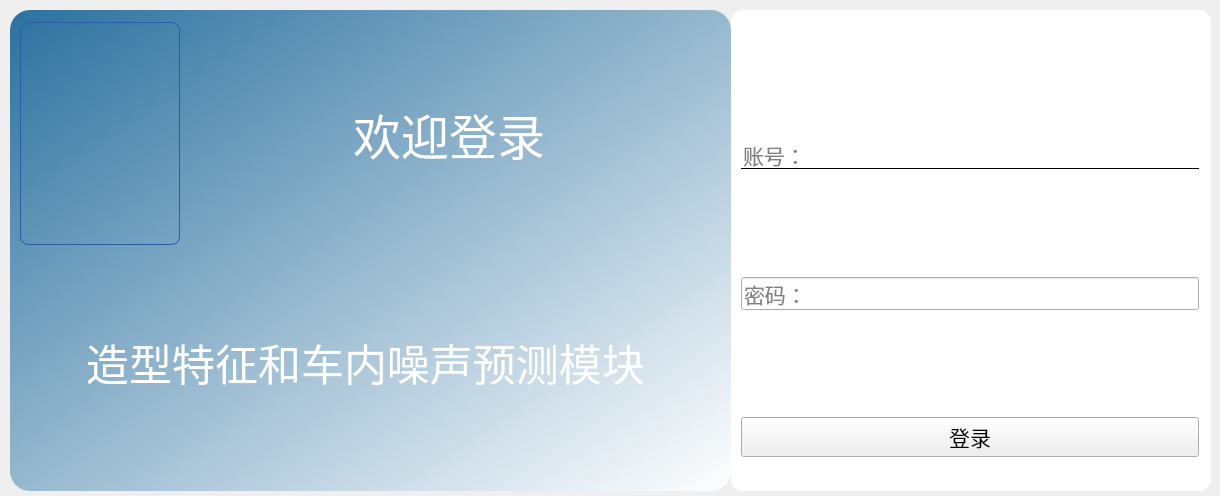
This is login.ui in Gayuys/Wind-noise-UI as Qt 5 draws it before an edit. The edited form follows.
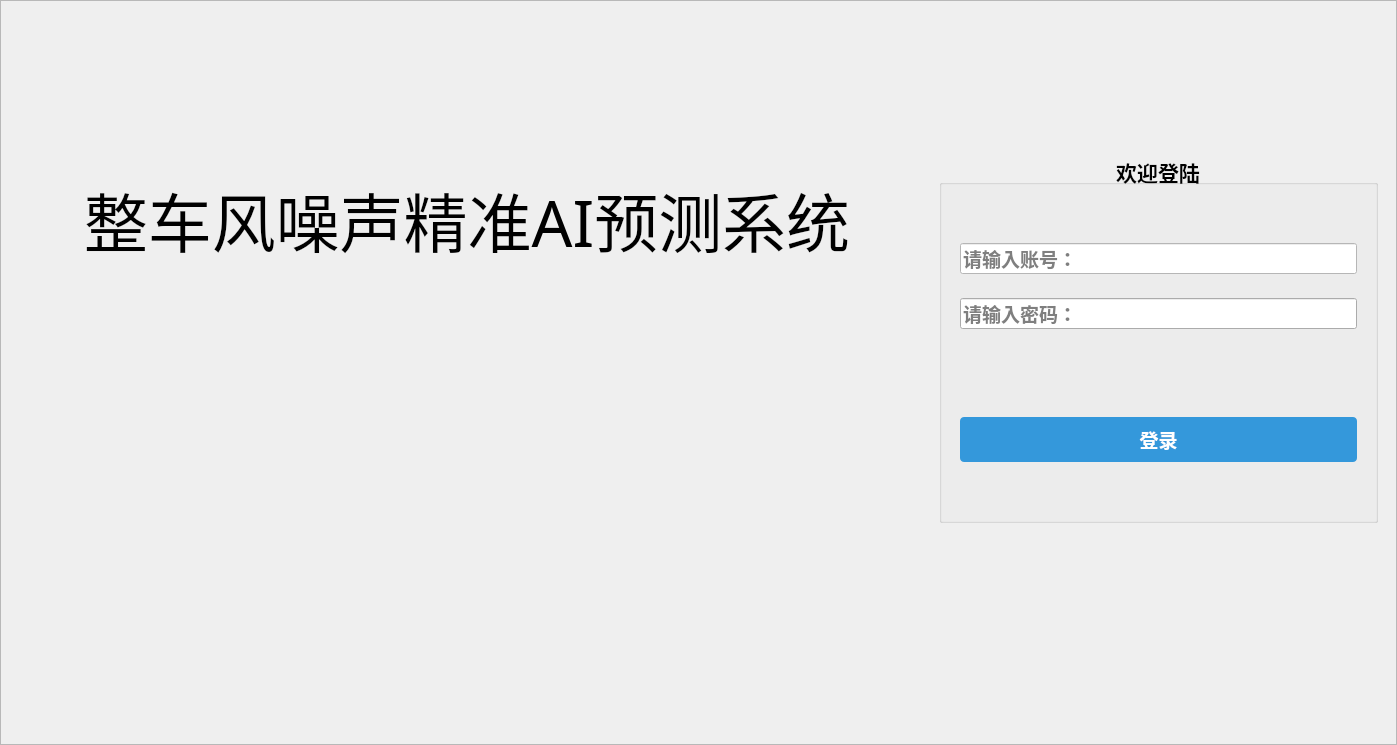
This is the edited form. Icons and pictures are not drawn.

Commit message: 修改了登陆界面

```diff
--- a/login.ui
+++ b/login.ui
@@ -1,218 +1,94 @@
 <?xml version="1.0" encoding="UTF-8"?>
 <ui version="4.0">
- <class>MainWindow</class>
- <widget class="QMainWindow" name="MainWindow">
+ <class>Form</class>
+ <widget class="QWidget" name="Form">
   <property name="geometry">
    <rect>
     <x>0</x>
     <y>0</y>
-    <width>1220</width>
-    <height>496</height>
+    <width>1397</width>
+    <height>745</height>
    </rect>
   </property>
   <property name="windowTitle">
-   <string>MainWindow</string>
+   <string>Form</string>
   </property>
-  <widget class="QWidget" name="centralwidget">
-   <widget class="QWidget" name="layoutWidget">
-    <property name="geometry">
-     <rect>
-      <x>10</x>
-      <y>10</y>
-      <width>1201</width>
-      <height>481</height>
-     </rect>
-    </property>
-    <layout class="QHBoxLayout" name="horizontalLayout" stretch="6,4">
-     <property name="spacing">
-      <number>0</number>
+  <property name="styleSheet">
+   <string notr="true"/>
+  </property>
+  <layout class="QVBoxLayout" name="verticalLayout">
+   <property name="spacing">
+    <number>0</number>
+   </property>
+   <property name="leftMargin">
+    <number>0</number>
+   </property>
+   <property name="topMargin">
+    <number>0</number>
+   </property>
+   <property name="rightMargin">
+    <number>0</number>
+   </property>
+   <property name="bottomMargin">
+    <number>0</number>
+   </property>
+   <item>
+    <widget class="QFrame" name="frame_2">
+     <property name="styleSheet">
+      <string notr="true">QFrame{
+	background-image: url(:/imgs/imgs/登陆背景.png);
+background-repeat: no-repeat;
+    background-position: center;
+    background-size: cover;     /* 填充整个区域，可能裁剪图片 */
+    background-origin: content;
+    background-clip: content; }</string>
      </property>
-     <item>
-      <widget class="QFrame" name="frame">
-       <property name="styleSheet">
-        <string notr="true">#frame{
-    
-	border-radius: 20px;
-    /* 可选：添加边框和背景色让圆角更明显 */
-   
-	background-color: qlineargradient(spread:pad, x1:0, y1:0, x2:1, y2:1, stop:0 rgba(44, 113, 159, 255), stop:1 rgba(255, 255, 255, 255));
-
-}</string>
-       </property>
-       <property name="frameShape">
-        <enum>QFrame::Shape::StyledPanel</enum>
-       </property>
-       <property name="frameShadow">
-        <enum>QFrame::Shadow::Raised</enum>
-       </property>
-       <widget class="QWidget" name="layoutWidget">
-        <property name="geometry">
-         <rect>
-          <x>10</x>
-          <y>12</y>
-          <width>691</width>
-          <height>451</height>
-         </rect>
-        </property>
-        <layout class="QVBoxLayout" name="verticalLayout_3">
+     <property name="frameShape">
+      <enum>QFrame::Shape::StyledPanel</enum>
+     </property>
+     <property name="frameShadow">
+      <enum>QFrame::Shadow::Raised</enum>
+     </property>
+     <layout class="QHBoxLayout" name="horizontalLayout_2" stretch="2,1">
+      <item>
+       <widget class="QWidget" name="widget" native="true">
+        <layout class="QVBoxLayout" name="verticalLayout_6">
          <item>
-          <layout class="QHBoxLayout" name="horizontalLayout_2">
-           <item>
-            <widget class="QLabel" name="label_2">
-             <property name="styleSheet">
-              <string notr="true">border-image: url(:/imgs/imgs/屏幕截图 2025-08-28 100344.png);
-
-    
-	border-radius: 8px;
-    /* 可选：添加边框和背景色让圆角更明显 */
-    border: 1px solid #2a5caa;
-</string>
-             </property>
-             <property name="text">
-              <string/>
-             </property>
-            </widget>
-           </item>
-           <item>
-            <widget class="QLabel" name="label_4">
-             <property name="text">
-              <string/>
-             </property>
-            </widget>
-           </item>
-           <item>
-            <widget class="QLabel" name="label">
-             <property name="font">
-              <font>
-               <pointsize>36</pointsize>
-               <bold>false</bold>
-              </font>
-             </property>
-             <property name="styleSheet">
-              <string notr="true">QLabel {
-    color: white; /* 核心：设置字体颜色为白色 */
-    /* 可选：可同时设置字体大小、加粗等，例如：
-    font-size: 14px; 
-    font-weight: bold;
-    */
-}</string>
-             </property>
-             <property name="text">
-              <string>欢迎登录</string>
-             </property>
-             <property name="alignment">
-              <set>Qt::AlignmentFlag::AlignCenter</set>
-             </property>
-            </widget>
-           </item>
-           <item>
-            <widget class="QLabel" name="label_5">
-             <property name="text">
-              <string/>
-             </property>
-            </widget>
-           </item>
-          </layout>
+          <spacer name="verticalSpacer_5">
+           <property name="orientation">
+            <enum>Qt::Orientation::Vertical</enum>
+           </property>
+           <property name="sizeHint" stdset="0">
+            <size>
+             <width>20</width>
+             <height>40</height>
+            </size>
+           </property>
+          </spacer>
          </item>
          <item>
-          <layout class="QHBoxLayout" name="horizontalLayout_3">
-           <item>
-            <widget class="QLabel" name="label_6">
-             <property name="text">
-              <string/>
-             </property>
-            </widget>
-           </item>
-           <item>
-            <widget class="QLabel" name="label_3">
-             <property name="font">
-              <font>
-               <pointsize>32</pointsize>
-               <bold>false</bold>
-              </font>
-             </property>
-             <property name="styleSheet">
-              <string notr="true">QLabel {
-    color: white; /* 核心：设置字体颜色为白色 */
-    /* 可选：可同时设置字体大小、加粗等，例如：
-    font-size: 14px; 
-    font-weight: bold;
-    */
-}</string>
-             </property>
-             <property name="text">
-              <string>造型特征和车内噪声预测模块</string>
-             </property>
-             <property name="alignment">
-              <set>Qt::AlignmentFlag::AlignCenter</set>
-             </property>
-            </widget>
-           </item>
-           <item>
-            <widget class="QLabel" name="label_7">
-             <property name="text">
-              <string/>
-             </property>
-            </widget>
-           </item>
-          </layout>
-         </item>
-        </layout>
-       </widget>
-      </widget>
-     </item>
-     <item>
-      <widget class="QFrame" name="frame_3">
-       <property name="styleSheet">
-        <string notr="true">#frame_3{
-    
-	border-radius: 12px;
-    /* 可选：添加边框和背景色让圆角更明显 */
-   
-	
-	
-	background-color: rgb(255, 255, 255);
-}</string>
-       </property>
-       <property name="frameShape">
-        <enum>QFrame::Shape::StyledPanel</enum>
-       </property>
-       <property name="frameShadow">
-        <enum>QFrame::Shadow::Raised</enum>
-       </property>
-       <widget class="QWidget" name="layoutWidget">
-        <property name="geometry">
-         <rect>
-          <x>10</x>
-          <y>10</y>
-          <width>465</width>
-          <height>451</height>
-         </rect>
-        </property>
-        <layout class="QGridLayout" name="gridLayout">
-         <property name="spacing">
-          <number>0</number>
-         </property>
-         <item row="2" column="0">
-          <widget class="QLineEdit" name="lineEdit_1">
+          <widget class="QLabel" name="label">
            <property name="font">
             <font>
-             <pointsize>16</pointsize>
+             <family>隶书</family>
+             <pointsize>48</pointsize>
+             <bold>false</bold>
             </font>
            </property>
            <property name="styleSheet">
-            <string notr="true">QLineEdit{
-backgroumd-color:rgba(255，255，255，0);
-border:none;
-border-bottom:1px solid black;}</string>
+            <string notr="true">QLabel{
+background: transparent;}</string>
            </property>
-           <property name="placeholderText">
-            <string>账号：</string>
+           <property name="text">
+            <string>整车风噪声精准AI预测系统</string>
            </property>
+           <property name="alignment">
+            <set>Qt::AlignmentFlag::AlignCenter</set>
+           </property>
           </widget>
          </item>
-         <item row="3" column="0">
-          <spacer name="verticalSpacer_2">
+         <item>
+          <spacer name="verticalSpacer_6">
            <property name="orientation">
             <enum>Qt::Orientation::Vertical</enum>
            </property>
@@ -224,15 +100,21 @@
            </property>
           </spacer>
          </item>
-         <item row="2" column="1">
-          <widget class="QLabel" name="label_9">
-           <property name="text">
-            <string/>
+         <item>
+          <spacer name="verticalSpacer_7">
+           <property name="orientation">
+            <enum>Qt::Orientation::Vertical</enum>
            </property>
-          </widget>
+           <property name="sizeHint" stdset="0">
+            <size>
+             <width>20</width>
+             <height>40</height>
+            </size>
+           </property>
+          </spacer>
          </item>
-         <item row="1" column="0">
-          <spacer name="verticalSpacer">
+         <item>
+          <spacer name="verticalSpacer_8">
            <property name="orientation">
             <enum>Qt::Orientation::Vertical</enum>
            </property>
@@ -244,63 +126,210 @@
            </property>
           </spacer>
          </item>
-         <item row="6" column="1">
-          <widget class="QLabel" name="label_11">
-           <property name="text">
-            <string/>
+        </layout>
+       </widget>
+      </item>
+      <item>
+       <widget class="QWidget" name="widget_2" native="true">
+        <layout class="QVBoxLayout" name="verticalLayout_7">
+         <item>
+          <spacer name="verticalSpacer_10">
+           <property name="orientation">
+            <enum>Qt::Orientation::Vertical</enum>
            </property>
-          </widget>
+           <property name="sizeHint" stdset="0">
+            <size>
+             <width>20</width>
+             <height>40</height>
+            </size>
+           </property>
+          </spacer>
          </item>
-         <item row="4" column="1">
-          <widget class="QLabel" name="label_10">
-           <property name="text">
-            <string/>
+         <item>
+          <spacer name="verticalSpacer_11">
+           <property name="orientation">
+            <enum>Qt::Orientation::Vertical</enum>
            </property>
-          </widget>
+           <property name="sizeHint" stdset="0">
+            <size>
+             <width>20</width>
+             <height>40</height>
+            </size>
+           </property>
+          </spacer>
          </item>
-         <item row="4" column="0">
-          <widget class="QLineEdit" name="lineEdit_2">
+         <item>
+          <widget class="QGroupBox" name="groupBox">
+           <property name="enabled">
+            <bool>true</bool>
+           </property>
            <property name="font">
             <font>
              <pointsize>16</pointsize>
+             <bold>true</bold>
             </font>
            </property>
-           <property name="echoMode">
-            <enum>QLineEdit::EchoMode::Password</enum>
+           <property name="styleSheet">
+            <string notr="true">child.setStyleSheet(&quot;background: transparent;&quot;)</string>
            </property>
-           <property name="placeholderText">
-            <string>密码：</string>
+           <property name="title">
+            <string>欢迎登陆</string>
            </property>
+           <property name="alignment">
+            <set>Qt::AlignmentFlag::AlignCenter</set>
+           </property>
+           <layout class="QVBoxLayout" name="verticalLayout_5">
+            <item>
+             <widget class="QWidget" name="widget_3" native="true">
+              <layout class="QVBoxLayout" name="verticalLayout_3">
+               <item>
+                <spacer name="verticalSpacer_4">
+                 <property name="orientation">
+                  <enum>Qt::Orientation::Vertical</enum>
+                 </property>
+                 <property name="sizeHint" stdset="0">
+                  <size>
+                   <width>20</width>
+                   <height>40</height>
+                  </size>
+                 </property>
+                </spacer>
+               </item>
+               <item>
+                <widget class="QLineEdit" name="lineEdit_1">
+                 <property name="font">
+                  <font>
+                   <pointsize>14</pointsize>
+                  </font>
+                 </property>
+                 <property name="styleSheet">
+                  <string notr="true">background-color: rgb(255, 255, 255);</string>
+                 </property>
+                 <property name="text">
+                  <string/>
+                 </property>
+                 <property name="placeholderText">
+                  <string>请输入账号：</string>
+                 </property>
+                </widget>
+               </item>
+              </layout>
+             </widget>
+            </item>
+            <item>
+             <widget class="QWidget" name="widget_4" native="true">
+              <layout class="QVBoxLayout" name="verticalLayout_4">
+               <item>
+                <widget class="QLineEdit" name="lineEdit_2">
+                 <property name="font">
+                  <font>
+                   <pointsize>14</pointsize>
+                  </font>
+                 </property>
+                 <property name="placeholderText">
+                  <string>请输入密码：</string>
+                 </property>
+                </widget>
+               </item>
+              </layout>
+             </widget>
+            </item>
+            <item>
+             <widget class="QWidget" name="widget_5" native="true">
+              <layout class="QVBoxLayout" name="verticalLayout_2">
+               <item>
+                <spacer name="verticalSpacer">
+                 <property name="orientation">
+                  <enum>Qt::Orientation::Vertical</enum>
+                 </property>
+                 <property name="sizeHint" stdset="0">
+                  <size>
+                   <width>20</width>
+                   <height>40</height>
+                  </size>
+                 </property>
+                </spacer>
+               </item>
+              </layout>
+             </widget>
+            </item>
+            <item>
+             <widget class="QWidget" name="widget_6" native="true">
+              <layout class="QHBoxLayout" name="horizontalLayout">
+               <item>
+                <widget class="QPushButton" name="pushButton">
+                 <property name="font">
+                  <font>
+                   <pointsize>14</pointsize>
+                  </font>
+                 </property>
+                 <property name="styleSheet">
+                  <string notr="true">QPushButton {
+       background-color: #3498db;
+       color: white;
+       border: none;
+       border-radius: 4px;
+       padding: 8px 16px;
+    }
+QPushButton:hover {
+      background-color: #2980b9;
+}
+ QPushButton:pressed {
+       background-color: #21618c;
+    }</string>
+                 </property>
+                 <property name="text">
+                  <string>登录</string>
+                 </property>
+                </widget>
+               </item>
+              </layout>
+             </widget>
+            </item>
+            <item>
+             <spacer name="verticalSpacer_3">
+              <property name="orientation">
+               <enum>Qt::Orientation::Vertical</enum>
+              </property>
+              <property name="sizeHint" stdset="0">
+               <size>
+                <width>20</width>
+                <height>40</height>
+               </size>
+              </property>
+             </spacer>
+            </item>
+           </layout>
           </widget>
          </item>
-         <item row="6" column="0">
-          <widget class="QPushButton" name="pushButton">
-           <property name="font">
-            <font>
-             <pointsize>16</pointsize>
-            </font>
+         <item>
+          <spacer name="verticalSpacer_14">
+           <property name="orientation">
+            <enum>Qt::Orientation::Vertical</enum>
            </property>
-           <property name="text">
-            <string>登录</string>
+           <property name="sizeHint" stdset="0">
+            <size>
+             <width>20</width>
+             <height>40</height>
+            </size>
            </property>
-          </widget>
+          </spacer>
          </item>
-         <item row="0" column="0">
-          <widget class="QLabel" name="label_8">
-           <property name="text">
-            <string/>
+         <item>
+          <spacer name="verticalSpacer_13">
+           <property name="orientation">
+            <enum>Qt::Orientation::Vertical</enum>
            </property>
-          </widget>
-         </item>
-         <item row="7" column="1">
-          <widget class="QLabel" name="label_12">
-           <property name="text">
-            <string/>
+           <property name="sizeHint" stdset="0">
+            <size>
+             <width>20</width>
+             <height>40</height>
+            </size>
            </property>
-          </widget>
+          </spacer>
          </item>
-         <item row="5" column="0">
-          <spacer name="verticalSpacer_3">
+         <item>
+          <spacer name="verticalSpacer_9">
            <property name="orientation">
             <enum>Qt::Orientation::Vertical</enum>
            </property>
@@ -314,11 +343,11 @@
          </item>
         </layout>
        </widget>
-      </widget>
-     </item>
-    </layout>
-   </widget>
-  </widget>
+      </item>
+     </layout>
+    </widget>
+   </item>
+  </layout>
  </widget>
  <resources>
   <include location="res.qrc"/>
```
The commit also changes 5 other files.
